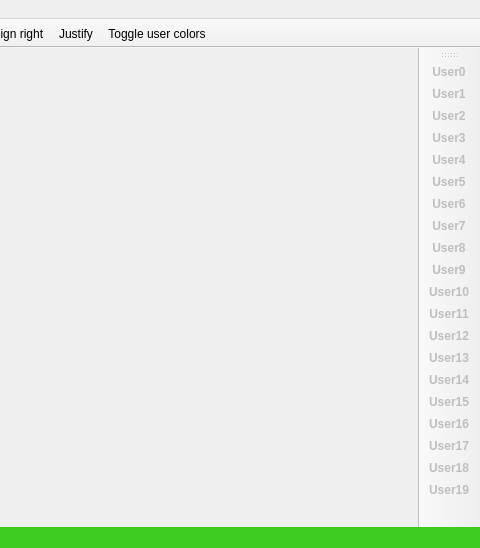
Old version of the form client/MainWindow.ui in the repository anphetamina/CoText; both pictures show x 466 to 946 and y 0 to 548 of the 946 by 548 pixel window.
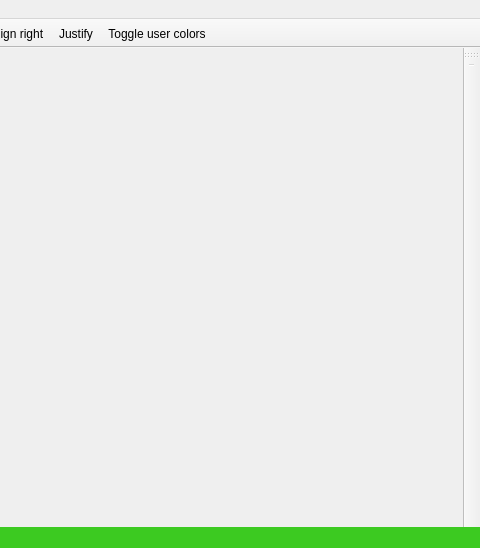
New version of the form. Icons and pictures are not drawn.

Commit message: Solved limitation user list max 20 users (now we can have all the users we want but after 20 users the colors will be repeated)

```diff
--- a/client/MainWindow.ui
+++ b/client/MainWindow.ui
@@ -207,26 +207,7 @@
    <attribute name="toolBarBreak">
     <bool>false</bool>
    </attribute>
-   <addaction name="actionUser0"/>
-   <addaction name="actionUser1"/>
-   <addaction name="actionUser2"/>
-   <addaction name="actionUser3"/>
-   <addaction name="actionUser4"/>
-   <addaction name="actionUser5"/>
-   <addaction name="actionUser6"/>
-   <addaction name="actionUser7"/>
-   <addaction name="actionUser8"/>
-   <addaction name="actionUser9"/>
-   <addaction name="actionUser10"/>
-   <addaction name="actionUser11"/>
-   <addaction name="actionUser12"/>
-   <addaction name="actionUser13"/>
-   <addaction name="actionUser14"/>
-   <addaction name="actionUser15"/>
-   <addaction name="actionUser16"/>
-   <addaction name="actionUser17"/>
-   <addaction name="actionUser18"/>
-   <addaction name="actionUser19"/>
+   <addaction name="separator"/>
   </widget>
   <action name="actionNew">
    <property name="checkable">
```
Left out of the diff: 40 changed lines with no effect on the pictures. The commit also changes 7 other files.
